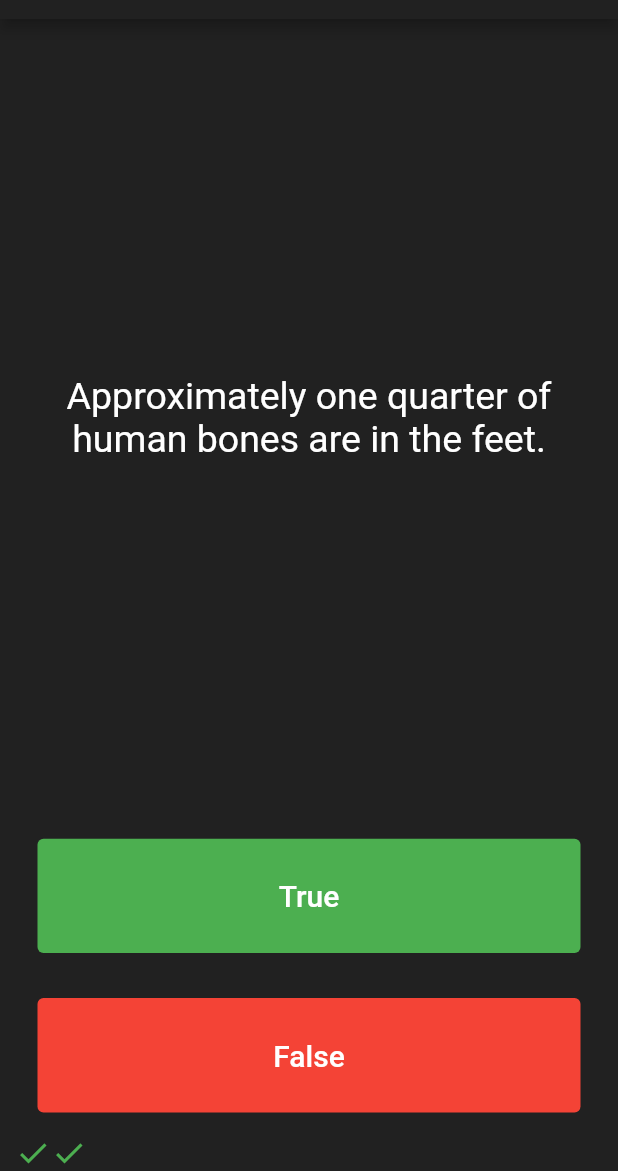
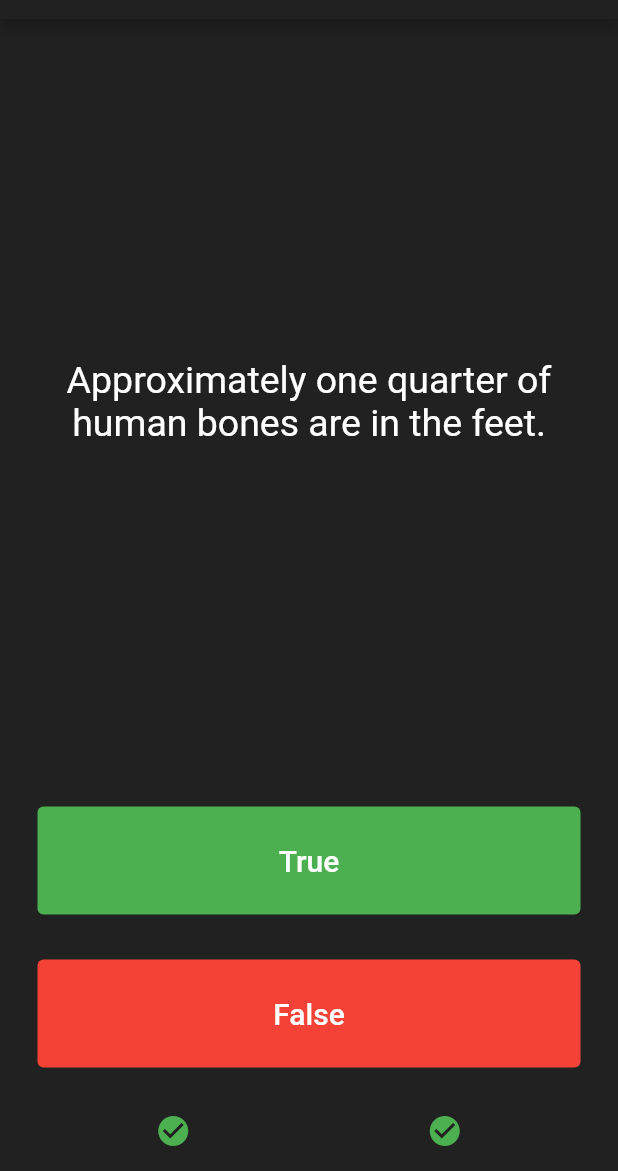
Before and after one commit to sussananukem/quizzler, a Flutter app: the screen it shows after launch, after a tap on "True", after a tap on "False", on a phone screen of 412 x 824 dp, the part 65-1236 px from its top. Run offline on Flutter 3.47's test engine with Material 2 defaults, Android fonts, the phone set to English and light mode, and no system bars; our stand-ins replace device_preview, rflutter_alert.

Commit message:
Phase 1 Complete!

```diff
--- a/lib/main.dart
+++ b/lib/main.dart
@@ -1,9 +1,8 @@
 import 'package:device_preview/device_preview.dart';
 import 'package:flutter/foundation.dart';
 import 'package:flutter/material.dart';
+import 'package:rflutter_alert/rflutter_alert.dart';
 import 'quiz_brain.dart';
-
-QuizBrain quizBrain = QuizBrain();
 
 void main() {
   runApp(
@@ -39,7 +38,45 @@ class QuizzlerHome extends StatefulWidget {
 }
 
 class _QuizzlerHomeState extends State<QuizzlerHome> {
+  QuizBrain quizBrain = QuizBrain();
   List<Widget> myIcons = [];
+
+  void checkAnswer(bool userAnswer) {
+    bool correctAnswer = quizBrain.getAnswer();
+    setState(() {
+      if (quizBrain.isFinished() == false) {
+        if (userAnswer == correctAnswer) {
+          myIcons.add(
+            const Expanded(
+              child: Icon(
+                Icons.check_circle,
+                color: Colors.green,
+              ),
+            ),
+          );
+        } else {
+          myIcons.add(
+            const Expanded(
+              child: Icon(
+                Icons.cancel,
+                color: Colors.red,
+              ),
+            ),
+          );
+        }
+        quizBrain.nextQuestion();
+      } else {
+        Alert(
+          context: context,
+          title: "Finished!",
+          desc: "You've reached the end of the quiz.",
+        ).show();
+
+        quizBrain.resetQuestion();
+        myIcons.clear();
+      }
+    });
+  }
 
   @override
   Widget build(BuildContext context) {
@@ -75,32 +112,14 @@ class _QuizzlerHomeState extends State<QuizzlerHome> {
                 ),
               ),
 
-              //Buttons
+              //True Button
               Expanded(
                 child: Padding(
                   padding: const EdgeInsets.all(15.0),
                   child: TextButton(
                     style: TextButton.styleFrom(backgroundColor: Colors.green),
                     onPressed: () {
-                      bool correctAnswer = quizBrain.getAnswer();
-                      setState(() {
-                        if (correctAnswer == true) {
-                          myIcons.add(
-                            const Icon(
-                              Icons.check,
-                              color: Colors.green,
-                            ),
-                          );
-                        } else {
-                          myIcons.add(
-                            const Icon(
-                              Icons.cancel,
-                              color: Colors.red,
-                            ),
-                          );
-                        }
-                        quizBrain.nextQuestion();
-                      });
+                      checkAnswer(true);
                     },
                     child: const Text(
                       'True',
@@ -112,6 +131,8 @@ class _QuizzlerHomeState extends State<QuizzlerHome> {
                   ),
                 ),
               ),
+
+              //False Button
               Expanded(
                 child: Padding(
                   padding: const EdgeInsets.all(15.0),
@@ -120,25 +141,7 @@ class _QuizzlerHomeState extends State<QuizzlerHome> {
                       backgroundColor: Colors.red,
                     ),
                     onPressed: () {
-                      bool correctAnswer = quizBrain.getAnswer();
-                      setState(() {
-                        if (correctAnswer == false) {
-                          myIcons.add(
-                            const Icon(
-                              Icons.check,
-                              color: Colors.green,
-                            ),
-                          );
-                        } else {
-                          myIcons.add(
-                            const Icon(
-                              Icons.cancel,
-                              color: Colors.red,
-                            ),
-                          );
-                        }
-                        quizBrain.nextQuestion();
-                      });
+                      checkAnswer(false);
                     },
                     child: const Text(
                       'False',
@@ -150,8 +153,11 @@ class _QuizzlerHomeState extends State<QuizzlerHome> {
                   ),
                 ),
               ),
-              Row(
-                children: myIcons,
+              Padding(
+                padding: const EdgeInsets.all(15.0),
+                child: Row(
+                  children: myIcons,
+                ),
               )
             ],
           ),
--- a/lib/quiz_brain.dart
+++ b/lib/quiz_brain.dart
@@ -34,7 +34,23 @@ class QuizBrain{
     if(_questionNumber < _questionBank.length - 1){
       _questionNumber++;
     }
+
   }
+
+  bool isFinished(){
+    if(_questionNumber >= _questionBank.length - 1){
+      return true;
+    }else{
+      return false;
+    }
+  }
+
+  void resetQuestion(){
+
+      _questionNumber = 0;
+
+  }
+
 
   String getQuestion(){
     return _questionBank[_questionNumber].question;
--- a/pubspec.yaml
+++ b/pubspec.yaml
@@ -36,6 +36,7 @@ dependencies:
   # Use with the CupertinoIcons class for iOS style icons.
   cupertino_icons: ^1.0.2
   device_preview: ^1.1.0
+  rflutter_alert: ^2.0.4
 
 dev_dependencies:
   flutter_test:
```
Also changed, not shown: pubspec.lock.
